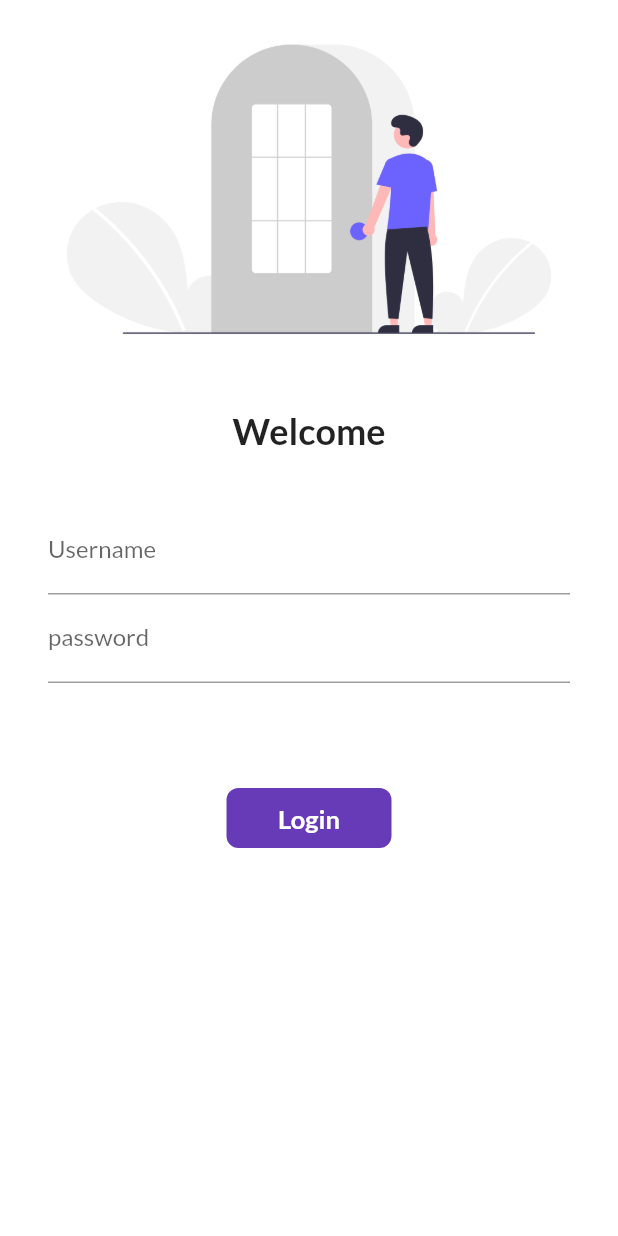
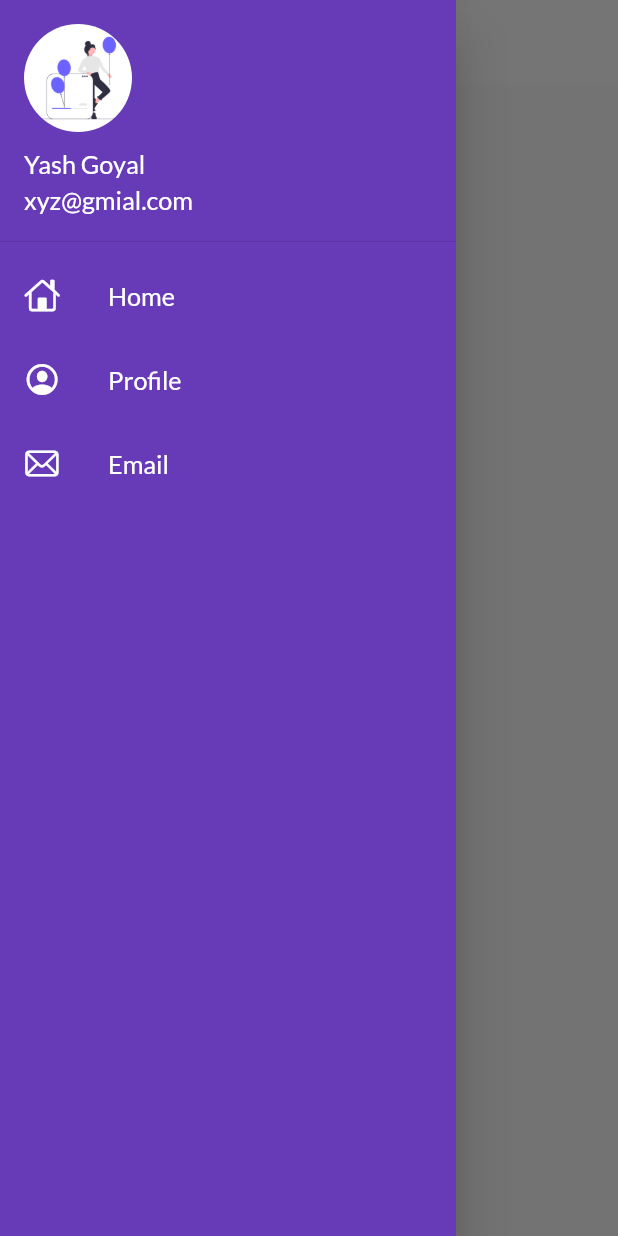
Before and after one commit to Yashgoyal1612/Flutter_CatalogApp, a Flutter app: the screen it shows after launch, with the side drawer open (before the commit the screen has no drawer), on a phone screen of 412 x 824 dp. Run offline on Flutter 3.47's test engine with Material 2 defaults, Android fonts, the phone set to English and light mode, and no system bars; our stand-ins replace google_fonts.

Commit message:
workday8 completed

```diff
--- a/lib/main.dart
+++ b/lib/main.dart
@@ -1,5 +1,8 @@
+// ignore_for_file: prefer_const_constructors, non_constant_identifier_names
+
 import 'package:catalog_app/pages/login_page.dart';
 import 'package:catalog_app/utils/routes.dart';
+import 'package:catalog_app/widgets/themes.dart';
 import 'package:flutter/material.dart';
 import 'package:google_fonts/google_fonts.dart';
 
@@ -13,10 +16,11 @@ class MyApp extends StatelessWidget {
   @override
   Widget build(BuildContext context) {
     return MaterialApp(
-      theme: ThemeData(
-        primarySwatch: Colors.deepPurple,
-        fontFamily: GoogleFonts.lato().fontFamily,
-      ),
+      themeMode: ThemeMode.light,
+      theme: MyTheme.lighttheme(context),
+      darkTheme: MyTheme.darktheme(context),
+      debugShowCheckedModeBanner: false,
+      initialRoute: MyRoutes.homeRoute,
       routes: {
         "/": (context) => LoginPage(),
         MyRoutes.homeRoute: (context) => HomePage(),
--- a/lib/pages/home_page.dart
+++ b/lib/pages/home_page.dart
@@ -1,3 +1,4 @@
+import 'package:catalog_app/widgets/drawer.dart';
 import 'package:flutter/material.dart';
 
 class HomePage extends StatelessWidget {
@@ -15,7 +16,8 @@ class HomePage extends StatelessWidget {
           child: Container(
         child: Text("Welcome $days $name"),
       )),
-      drawer: Drawer(),
+      // drawer: MyDrawer(),
+      drawer: MyDrawer(),
     );
   }
 }
--- /dev/null
+++ b/lib/widgets/drawer.dart
@@ -0,0 +1,69 @@
+// ignore_for_file: prefer_const_literals_to_create_immutables, prefer_const_constructors
+
+import 'package:flutter/cupertino.dart';
+import 'package:flutter/material.dart';
+
+class MyDrawer extends StatelessWidget {
+  @override
+  Widget build(BuildContext context) {
+    return Drawer(
+      child: Container(
+        color: Colors.deepPurple,
+        child: ListView(
+          children: [
+            DrawerHeader(
+              padding: EdgeInsets.zero,
+              child: UserAccountsDrawerHeader(
+                margin: EdgeInsets.zero,
+                accountName: Text(
+                  "Yash Goyal",
+                  textScaleFactor: 1.2,
+                ),
+                accountEmail: Text(
+                  "xyz@gmial.com",
+                  textScaleFactor: 1.2,
+                ),
+                currentAccountPicture: CircleAvatar(
+                    backgroundImage:
+                        AssetImage("assets/images/drawer_image.png")),
+              ),
+            ),
+            ListTile(
+              leading: Icon(
+                CupertinoIcons.home,
+                color: Colors.white,
+              ),
+              title: Text(
+                "Home",
+                textScaleFactor: 1.2,
+              ),
+              textColor: Colors.white,
+            ),
+            ListTile(
+              leading: Icon(
+                CupertinoIcons.profile_circled,
+                color: Colors.white,
+              ),
+              title: Text(
+                "Profile",
+                textScaleFactor: 1.2,
+              ),
+              textColor: Colors.white,
+            ),
+            ListTile(
+              leading: Icon(
+                CupertinoIcons.mail,
+                color: Colors.white,
+              ),
+              title: Text(
+                "Email",
+                textScaleFactor: 1.2,
+              ),
+              textColor: Colors.white,
+            )
+          ],
+        ),
+      ),
+    );
+  }
+}
--- /dev/null
+++ b/lib/widgets/themes.dart
@@ -0,0 +1,21 @@
+// ignore_for_file: prefer_const_constructors
+
+import 'package:flutter/material.dart';
+import 'package:google_fonts/google_fonts.dart';
+
+class MyTheme {
+  static ThemeData lighttheme(BuildContext context) => ThemeData(
+      primarySwatch: Colors.deepPurple,
+      fontFamily: GoogleFonts.lato().fontFamily,
+      appBarTheme: AppBarTheme(
+        color: Colors.white,
+        elevation: 0.0,
+        iconTheme: IconThemeData(color: Colors.black),
+        toolbarTextStyle: Theme.of(context).textTheme.bodyText2,
+        titleTextStyle: Theme.of(context).textTheme.headline6,
+      ));
+
+  static ThemeData darktheme(BuildContext context) => ThemeData(
+        brightness: Brightness.dark,
+      );
+}
```
Also changed, not shown: assets/images/drawer_image.png (added).
